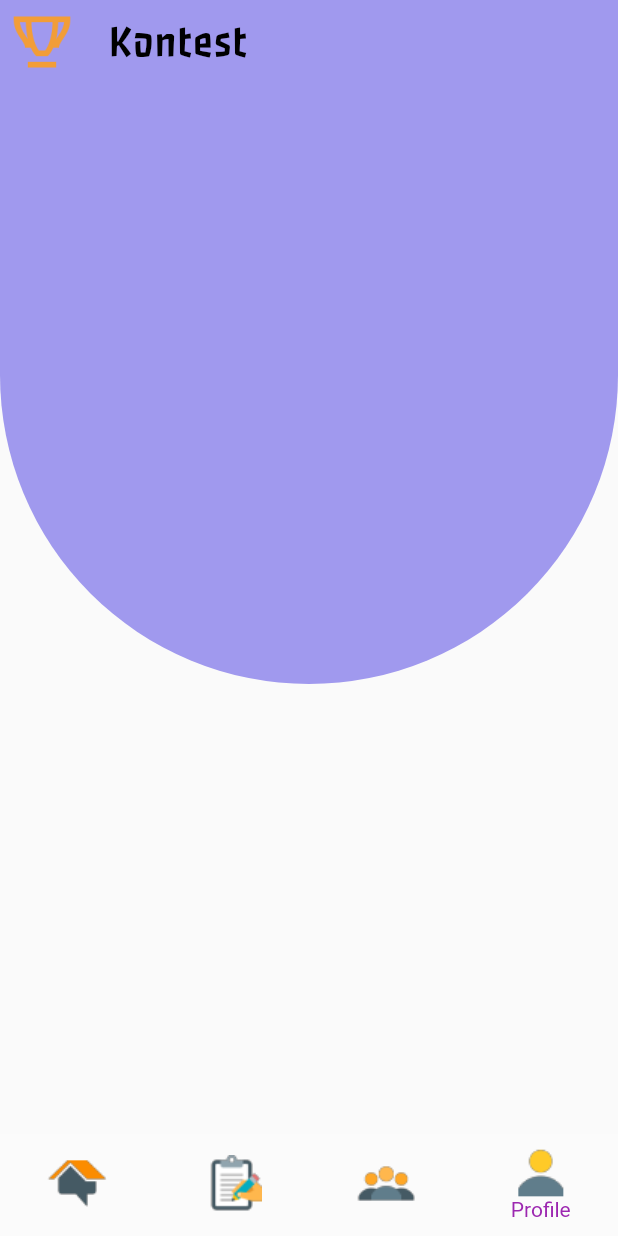
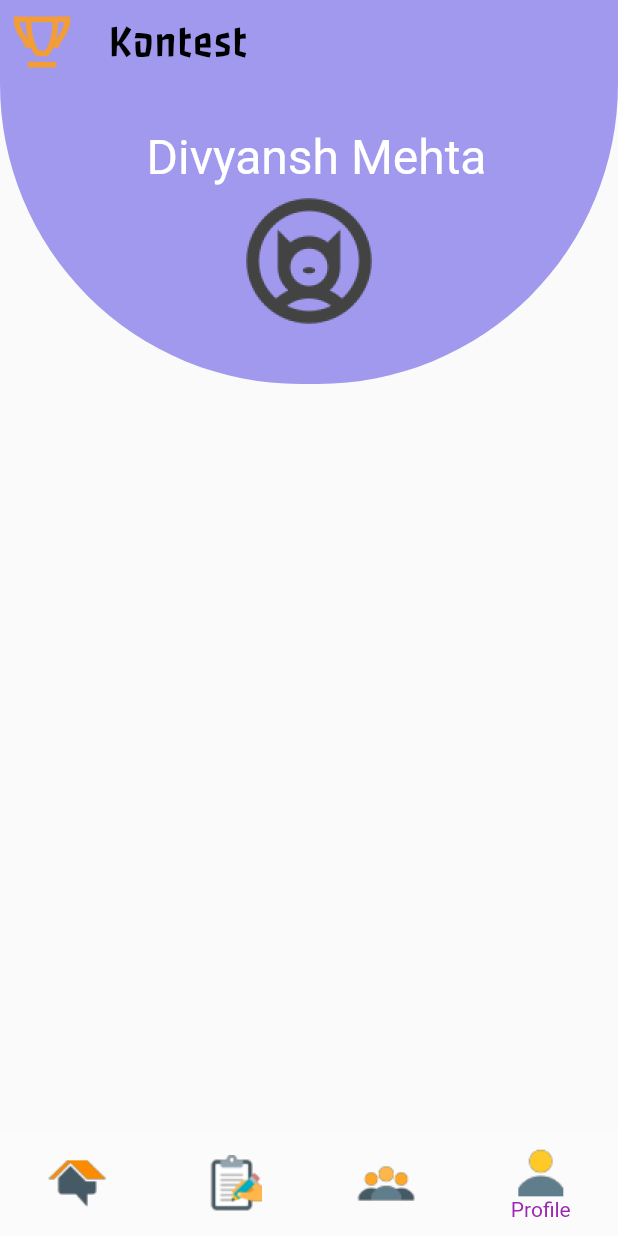
Before and after one commit to Divyansh-Mehta/kontest_app, a Flutter app: the TabsScreen screen opened directly, item 4 of the bottom bar chosen, on a phone screen of 412 x 824 dp. Run offline on Flutter 3.47's test engine with Material 2 defaults, Android fonts, the phone set to English and light mode, and no system bars; our stand-ins replace shared_preferences; accounts and stored records are empty.

Commit message:
Woked on profile page

```diff
--- a/lib/main.dart
+++ b/lib/main.dart
@@ -1,4 +1,5 @@
 import "package:flutter/material.dart";
+import 'package:kontest_app/screens/edit_profile_screen.dart';
 import "package:provider/provider.dart";
 
 import "screens/splash_screen.dart";
@@ -43,9 +44,7 @@ class MyApp extends StatelessWidget {
                                 ConnectionState.waiting
                             ? SplashScreen()
                             : AuthScreen()),
-            routes: {
-              '/profilescreen': (context) => ProfileScreen(),
-            },
+            routes: {EditProfileScreen.routeName: (_) => EditProfileScreen()},
           ),
         ));
   }
--- a/lib/screens/auth_screen.dart
+++ b/lib/screens/auth_screen.dart
@@ -3,6 +3,7 @@
 import 'package:flutter/material.dart';
 import "package:provider/provider.dart";
 
+import "edit_profile_screen.dart";
 import "../providers/auth_provider.dart";
 import "../models/http_exception.dart";
 
@@ -154,6 +155,9 @@ class _AuthCardState extends State<AuthCard> {
     setState(() {
       _isLoading = false;
     });
+    // if (_authMode == AuthMode.Signup) {
+    //   Navigator.of(context).pushReplacementNamed(EditProfileScreen.routeName);
+    // }
   }
 
   void _switchAuthMode() {
--- a/lib/screens/profile_screen.dart
+++ b/lib/screens/profile_screen.dart
@@ -10,15 +10,15 @@ class ProfileScreen extends StatelessWidget {
           decoration: const BoxDecoration(
             color: Color.fromRGBO(160, 153, 238, 1),
             borderRadius: BorderRadius.only(
-              bottomLeft: Radius.circular(350),
-              bottomRight: Radius.circular(350),
+              bottomLeft: Radius.circular(400),
+              bottomRight: Radius.circular(400),
             ),
-            ),
-            height: 400,
-            width: double.infinity,
-            /*child: Column(
+          ),
+          height: 200,
+          width: double.infinity,
+          child: Column(
             // ignore: prefer_const_literals_to_create_immutables
-            crossAxisAlignment: CrossAxisAlignment.start,
+            crossAxisAlignment: CrossAxisAlignment.center,
             // ignore: prefer_const_literals_to_create_immutables
             children: [
               const SizedBox(
@@ -26,9 +26,24 @@ class ProfileScreen extends StatelessWidget {
               ),
               Padding(
                 padding: const EdgeInsets.only(left: 10.0),
-                child: nameText,
+                child: Text(
+                  "Divyansh Mehta",
+                  style: TextStyle(
+                    fontSize: 32,
+                    color: Color.fromRGBO(255, 255, 255, 1),
+                  ),
+                ),
               ),
-              ),*/
+              Container(
+                child: Image.asset(
+                  "assets/icons/cat_profile.png",
+                  fit: BoxFit.fill,
+                ),
+                width: 100,
+                height: 100,
+              ),
+            ],
+          ),
         )
       ],
     );
--- a/lib/widgets/all_platform.dart
+++ b/lib/widgets/all_platform.dart
@@ -2,8 +2,9 @@ import "package:flutter/material.dart";
 
 // ignore: use_key_in_widget_constructors
 class AllPlatform extends StatelessWidget {
+
   @override
   Widget build(BuildContext context) {
-    return Container();
+    return GridView(gridDelegate: );
   }
 }
```
Also changed, not shown: lib/providers/auth_provider.dart (+7 -3 lines), lib/screens/edit_profile_screen.dart (added, +16 -0 lines), lib/screens/tabs_screen.dart (+12 -8 lines), assets/icons/cat_profile.png.
